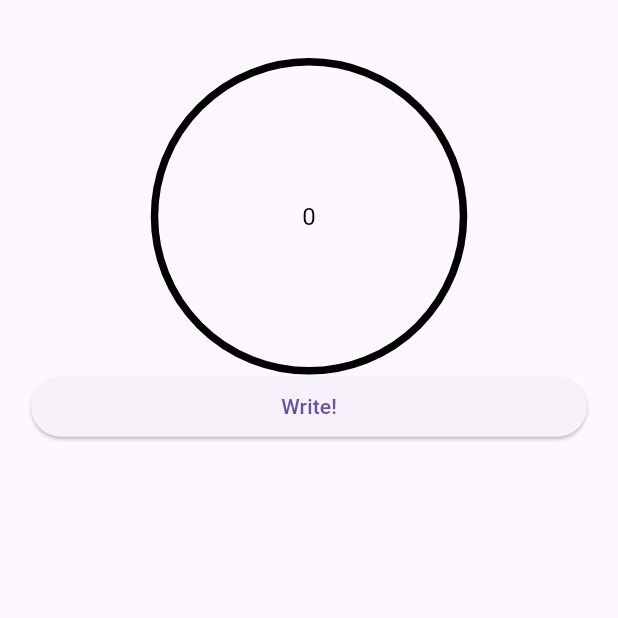
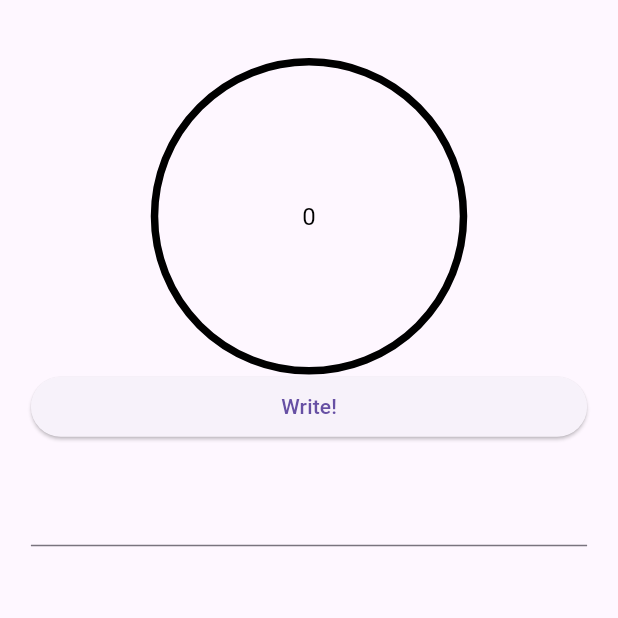
Before and after one commit to kkhhaaooss/writing_app, a Flutter app: the screen it shows after launch, on a phone screen of 412 x 824 dp, the top half of it. Run offline on Flutter 3.47's test engine with Material 3 defaults, Android fonts, the phone set to English and light mode, and no system bars; drawn by our look-alikes of circular_countdown_timer.

Commit message:
Adds TextInput and LastParagraph widgets to interface

```diff
--- /dev/null
+++ b/lib/views/components/last_paragraph.dart
@@ -0,0 +1,16 @@
+import 'package:flutter/material.dart';
+import 'package:provider/provider.dart';
+import 'package:writing_app/providers/text_provider.dart';
+
+class LastParagraph extends StatelessWidget {
+  const LastParagraph({super.key});
+
+  @override
+  Widget build(BuildContext context) {
+    return Consumer<TextProvider>(
+      builder: (context, textProvider, child) {
+        return Text(textProvider.text);
+      },
+    );
+  }
+}
--- /dev/null
+++ b/lib/views/components/text_input.dart
@@ -0,0 +1,46 @@
+import 'package:flutter/material.dart';
+
+import 'package:provider/provider.dart';
+import 'package:writing_app/providers/text_provider.dart';
+import 'package:writing_app/providers/timer_provider.dart';
+
+class TextInput extends StatefulWidget {
+  const TextInput({super.key});
+
+  @override
+  State<TextInput> createState() => _TextInputState();
+}
+
+class _TextInputState extends State<TextInput> {
+  final focusNode = FocusNode();
+  final _textController = TextEditingController();
+
+  void _updateDisplay(text) {
+    List<String> lines = _textController.text.split('\n');
+
+    // Update only after a return
+    if (lines.length > 1) {
+      context.read<TextProvider>().updateText(_textController.text);
+
+      _textController.clear();
+
+      setState(() {});
+    }
+  }
+
+  @override
+  Widget build(BuildContext context) {
+    return Consumer2<TextProvider, TimerProvider>(
+      builder: (context, textProvider, timerProvider, child) {
+        return TextField(
+          focusNode: focusNode,
+          controller: _textController,
+          onChanged: (newText) {
+            _updateDisplay(newText);
+            // timerProvider.togglePause();
+          },
+        );
+      },
+    );
+  }
+}
--- a/lib/views/interface.dart
+++ b/lib/views/interface.dart
@@ -3,7 +3,9 @@ import 'package:flutter/material.dart';
 import 'package:provider/provider.dart';
 import 'package:writing_app/providers/text_provider.dart';
 import 'package:writing_app/providers/timer_provider.dart';
+import 'package:writing_app/views/components/last_paragraph.dart';
 import 'package:writing_app/views/components/pause_button.dart';
+import 'package:writing_app/views/components/text_input.dart';
 import 'package:writing_app/views/components/turn_timer.dart';
 
 class Interface extends StatelessWidget {
@@ -37,6 +39,8 @@ class Interface extends StatelessWidget {
                     width: screenWidth * 0.25,
                   ),
                   const PauseButton(),
+                  const LastParagraph(),
+                  const TextInput(),
                 ],
               ),
             ),
```
